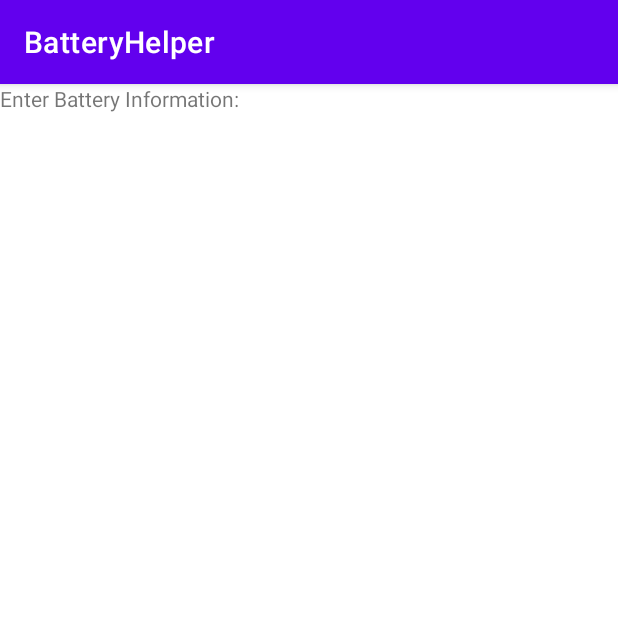
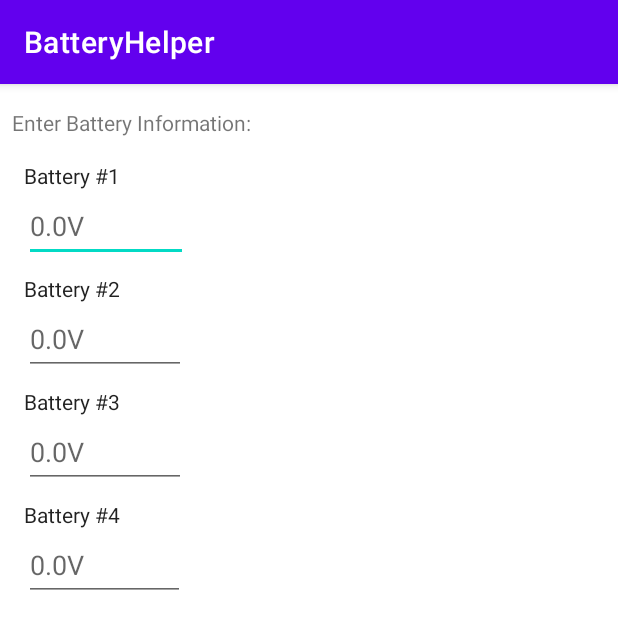
Before and after one commit to brandngo/BatteryHelper, an Android app: the screen it shows after launch (MainActivity), on a phone screen of 412 x 824 dp. Shown: the top 629 px of the screen. Run offline under Robolectric (Android 15) with nearby library versions, the phone set to English and light mode, and no system bars.

Commit message:
XML layout finished

```diff
--- a/app/src/main/java/com/example/batteryhelper/MainActivity.kt
+++ b/app/src/main/java/com/example/batteryhelper/MainActivity.kt
@@ -8,4 +8,6 @@ class MainActivity : AppCompatActivity() {
         super.onCreate(savedInstanceState)
         setContentView(R.layout.activity_main)
     }
+
+
 }
--- a/app/src/main/res/layout/activity_main.xml
+++ b/app/src/main/res/layout/activity_main.xml
@@ -10,7 +10,94 @@
         android:id="@+id/batterylist"
         android:layout_width="wrap_content"
         android:layout_height="wrap_content"
+        android:layout_marginStart="8dp"
+        android:layout_marginTop="16dp"
         android:text="Enter Battery Information:"
-        tools:layout_editor_absoluteX="54dp"
-        tools:layout_editor_absoluteY="94dp" />
+        app:layout_constraintStart_toStartOf="parent"
+        app:layout_constraintTop_toTopOf="parent" />
+
+    <EditText
+        android:id="@+id/bat1Voltage"
+        android:layout_width="109dp"
+        android:layout_height="48dp"
+        android:layout_marginStart="16dp"
+        android:ems="10"
+        android:hint="0.0V"
+        android:inputType="number"
+        app:layout_constraintStart_toStartOf="parent"
+        app:layout_constraintTop_toBottomOf="@+id/bat1label" />
+
+    <EditText
+        android:id="@+id/bat3Voltage"
+        android:layout_width="108dp"
+        android:layout_height="48dp"
+        android:layout_marginStart="16dp"
+        android:ems="10"
+        android:hint="0.0V"
+        android:inputType="number"
+        app:layout_constraintStart_toStartOf="parent"
+        app:layout_constraintTop_toBottomOf="@+id/bat3label" />
+
+    <EditText
+        android:id="@+id/bat4Voltage"
+        android:layout_width="107dp"
+        android:layout_height="48dp"
+        android:layout_marginStart="16dp"
+        android:ems="10"
+        android:hint="0.0V"
+        android:inputType="number"
+        app:layout_constraintStart_toStartOf="parent"
+        app:layout_constraintTop_toBottomOf="@+id/bat4label" />
+
+    <CheckedTextView
+        android:id="@+id/bat4label"
+        android:layout_width="wrap_content"
+        android:layout_height="wrap_content"
+        android:layout_marginStart="16dp"
+        android:layout_marginTop="8dp"
+        android:text="Battery #4"
+        app:layout_constraintStart_toStartOf="parent"
+        app:layout_constraintTop_toBottomOf="@+id/bat3Voltage" />
+
+    <CheckedTextView
+        android:id="@+id/bat1label"
+        android:layout_width="wrap_content"
+        android:layout_height="wrap_content"
+        android:layout_marginStart="16dp"
+        android:layout_marginTop="16dp"
+        android:text="Battery #1"
+        app:layout_constraintStart_toStartOf="parent"
+        app:layout_constraintTop_toBottomOf="@+id/batterylist" />
+
+    <CheckedTextView
+        android:id="@+id/bat3label"
+        android:layout_width="wrap_content"
+        android:layout_height="wrap_content"
+        android:layout_marginStart="16dp"
+        android:layout_marginTop="8dp"
+        android:text="Battery #3"
+        app:layout_constraintStart_toStartOf="parent"
+        app:layout_constraintTop_toBottomOf="@+id/bat2Voltage" />
+
+    <CheckedTextView
+        android:id="@+id/bat2label"
+        android:layout_width="wrap_content"
+        android:layout_height="wrap_content"
+        android:layout_marginStart="16dp"
+        android:layout_marginTop="8dp"
+        android:text="Battery #2"
+        app:layout_constraintStart_toStartOf="parent"
+        app:layout_constraintTop_toBottomOf="@+id/bat1Voltage" />
+
+    <EditText
+        android:id="@+id/bat2Voltage"
+        android:layout_width="108dp"
+        android:layout_height="48dp"
+        android:layout_marginStart="16dp"
+        android:ems="10"
+        android:hint="0.0V"
+        android:inputType="number"
+        app:layout_constraintStart_toStartOf="parent"
+        app:layout_constraintTop_toBottomOf="@+id/bat2label" />
+
 </androidx.constraintlayout.widget.ConstraintLayout>
```
